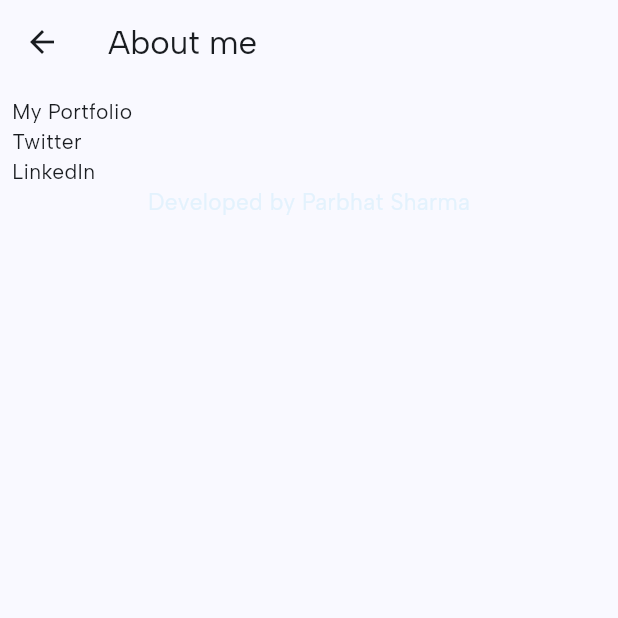
After one commit to parbhat-cpp/partytube-app, a Flutter app: the screen it shows after launch, after a tap on the "info" icon, on a phone screen of 412 x 824 dp, the top half of it. The commit adds this screen. Run offline on Flutter 3.47's test engine with Material 3 defaults, Android fonts, the phone set to English and light mode, and no system bars; our stand-ins replace bloc, cached_network_image, flutter_bloc, flutter_dotenv, google_fonts, loading_animation_widget and 3 more; accounts and stored records are empty; network calls fail.

Commit message:
about me page

```diff
--- /dev/null
+++ b/lib/pages/about_me.dart
@@ -0,0 +1,53 @@
+import 'package:flutter/material.dart';
+import 'package:url_launcher/url_launcher.dart';
+
+class AboutMe extends StatelessWidget {
+  const AboutMe({super.key});
+
+  @override
+  Widget build(BuildContext context) {
+    return SafeArea(
+      child: Scaffold(
+        appBar: AppBar(
+          title: const Text('About me'),
+        ),
+        body: Padding(
+          padding: const EdgeInsets.all(8.0),
+          child: Column(
+            crossAxisAlignment: CrossAxisAlignment.start,
+            children: [
+              InkWell(
+                child: const Text('My Portfolio'),
+                onTap: () => launchUrl(
+                  Uri(path: 'https://parbhatsharma.in/'),
+                ),
+              ),
+              InkWell(
+                child: const Text('Twitter'),
+                onTap: () => launchUrl(
+                  Uri(path: 'https://twitter.com/ParbhatSharma29'),
+                ),
+              ),
+              InkWell(
+                child: const Text('LinkedIn'),
+                onTap: () => launchUrl(
+                  Uri(
+                      path:
+                          'https://www.linkedin.com/in/parbhat-sharma-7750b4270/'),
+                ),
+              ),
+              Center(
+                child: Text(
+                  'Developed by Parbhat Sharma',
+                  style: TextStyle(
+                      color: Theme.of(context).secondaryHeaderColor,
+                      fontSize: 15),
+                ),
+              ),
+            ],
+          ),
+        ),
+      ),
+    );
+  }
+}
--- a/lib/pages/homepage.dart
+++ b/lib/pages/homepage.dart
@@ -1,5 +1,6 @@
 import 'package:flutter/material.dart';
 import 'package:loading_animation_widget/loading_animation_widget.dart';
+import 'package:partytube_app/pages/about_me.dart';
 import 'package:partytube_app/state_management/socket_manager.dart';
 import 'package:partytube_app/widgets/create_room.dart';
 import 'package:partytube_app/widgets/join_room.dart';
@@ -49,7 +50,17 @@ class _HomepageState extends State<Homepage> {
   Widget build(BuildContext context) {
     return SafeArea(
       child: Scaffold(
-        appBar: AppBar(),
+        appBar: AppBar(
+          title: const Text('Party Tube'),
+          actions: [
+            IconButton(
+                onPressed: () {
+                  Navigator.push(context,
+                      MaterialPageRoute(builder: (context) => const AboutMe()));
+                },
+                icon: const Icon(Icons.info))
+          ],
+        ),
         body: Builder(builder: (context) {
           if (loader) {
             return Column(
--- a/lib/pages/room.dart
+++ b/lib/pages/room.dart
@@ -314,7 +314,7 @@ class _RoomState extends State<Room> {
               ),
               content: SizedBox(
                 width: MediaQuery.of(context).size.width,
-                height: MediaQuery.of(context).size.height,
+                height: MediaQuery.of(context).size.height * 0.55,
                 child: ListView.builder(
                   itemCount: searchData.length + 1,
                   itemBuilder: (BuildContext context, int index) {
--- a/pubspec.yaml
+++ b/pubspec.yaml
@@ -46,6 +46,7 @@ dependencies:
   cached_network_image: ^3.3.1
   youtube_player_flutter: ^9.0.1
   google_fonts: ^6.2.1
+  url_launcher: ^6.2.6
 
 dev_dependencies:
   flutter_test:
```
Also changed, not shown: pubspec.lock, 1 other file.
